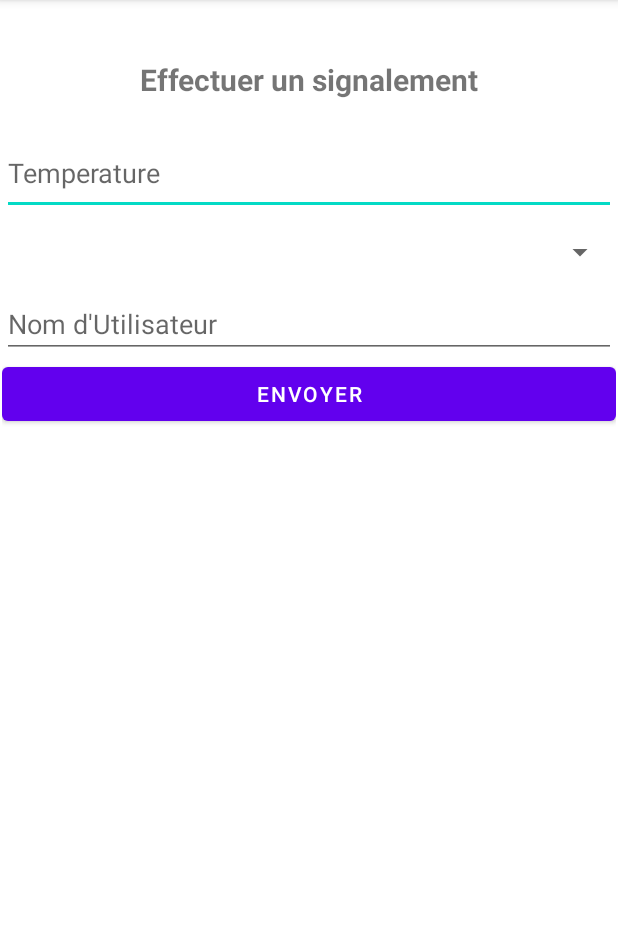
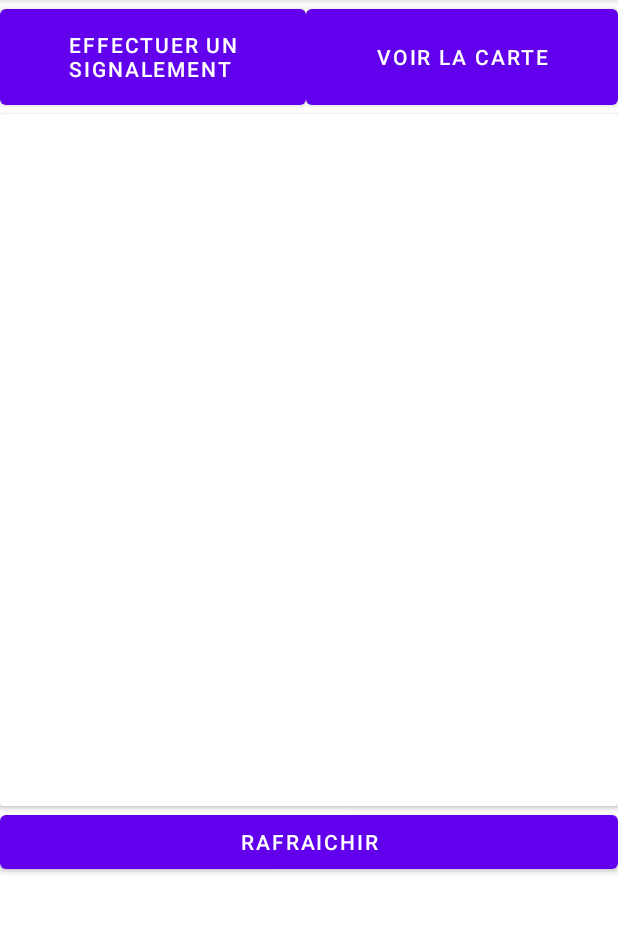
Before and after one commit to DarkUltraPSP/WeatherTogetherMobile, an Android app: the screen it shows after launch (SendReport before the commit, MainActivity after it), on a phone screen of 412 x 824 dp, the part 84-1017 px from its top. Run offline under Robolectric (Android 15) with nearby library versions, the phone set to English and light mode, and no system bars.

Commit message:
Switch activity

```diff
--- a/app/build.gradle
+++ b/app/build.gradle
@@ -36,6 +36,7 @@ dependencies {
     implementation 'com.android.volley:volley:1.2.1'
     implementation 'com.google.android.gms:play-services-maps:18.1.0'
     implementation 'com.google.android.gms:play-services-location:21.0.1'
+    implementation 'androidx.gridlayout:gridlayout:1.0.0'
     testImplementation 'junit:junit:4.13.2'
     androidTestImplementation 'androidx.test.ext:junit:1.1.3'
     androidTestImplementation 'androidx.test.espresso:espresso-core:3.4.0'
--- a/app/src/main/AndroidManifest.xml
+++ b/app/src/main/AndroidManifest.xml
@@ -22,10 +22,10 @@
         android:foregroundServiceType="location"
         tools:targetApi="31">
         <activity
-            android:name=".Activities.MainActivity"
+            android:name=".Activities.SendReport"
             android:exported="false" />
         <activity
-            android:name=".Activities.SendReport"
+            android:name=".Activities.MainActivity"
             android:exported="true"
             android:windowSoftInputMode="adjustPan">
             <intent-filter>
--- a/app/src/main/java/app/hesias/weathertogether/DAO/ReportDAO.java
+++ b/app/src/main/java/app/hesias/weathertogether/DAO/ReportDAO.java
@@ -111,7 +111,6 @@ public class ReportDAO {
         try {
             JSONObject weather = new JSONObject();
             weather.put("id", report.getWeather().getId());
-
             json.put("date", report.getDateReport());
             json.put("latitude", report.getLatitude());
             json.put("longitude", report.getLongitude());
--- a/app/src/main/res/layout/activity_main.xml
+++ b/app/src/main/res/layout/activity_main.xml
@@ -3,13 +3,12 @@
     xmlns:app="http://schemas.android.com/apk/res-auto"
     xmlns:tools="http://schemas.android.com/tools"
     android:layout_width="match_parent"
-    android:layout_height="match_parent"
+    android:layout_height="wrap_content"
     tools:context=".Activities.MainActivity">
 
     <LinearLayout
-        android:id="@+id/city"
-        android:layout_width="409dp"
-        android:layout_height="729dp"
+        android:layout_width="match_parent"
+        android:layout_height="match_parent"
         android:orientation="vertical"
         app:layout_constraintBottom_toBottomOf="parent"
         app:layout_constraintEnd_toEndOf="parent"
@@ -18,22 +17,32 @@
 
         <LinearLayout
             android:layout_width="match_parent"
-            android:layout_height="match_parent"
-            android:orientation="vertical">
-
-            <EditText
-                android:id="@+id/tv_temp"
-                android:layout_width="match_parent"
-                android:layout_height="wrap_content"
-                android:ems="10"
-                android:hint="Temperature"
-                android:inputType="numberDecimal" />
+            android:layout_height="76dp"
+            android:gravity="center_horizontal|center_vertical"
+            android:orientation="horizontal">
 
             <Button
-                android:id="@+id/reportBtn"
-                android:layout_width="match_parent"
-                android:layout_height="wrap_content"
-                android:text="Button" />
+                android:id="@+id/btn_gotoSendReport"
+                android:layout_width="204dp"
+                android:layout_height="match_parent"
+                android:text="Effectuer un signalement " />
+
+            <Button
+                android:id="@+id/btn_goToMap"
+                android:layout_width="wrap_content"
+                android:layout_height="match_parent"
+                android:layout_weight="1"
+                android:text="Voir la carte" />
         </LinearLayout>
+
+        <androidx.cardview.widget.CardView
+            android:layout_width="match_parent"
+            android:layout_height="461dp" />
+
+        <Button
+            android:id="@+id/btn_refresh"
+            android:layout_width="match_parent"
+            android:layout_height="match_parent"
+            android:text="Rafraichir" />
     </LinearLayout>
 </androidx.constraintlayout.widget.ConstraintLayout>
--- a/app/src/main/res/layout/activity_send_report.xml
+++ b/app/src/main/res/layout/activity_send_report.xml
@@ -42,7 +42,7 @@
         <EditText
             android:id="@+id/et_username"
             android:layout_width="match_parent"
-            android:layout_height="wrap_content"
+            android:layout_height="59dp"
             android:ems="10"
             android:hint="Nom d'Utilisateur"
             android:inputType="textPersonName" />
```
Also changed, not shown: app/src/main/java/app/hesias/weathertogether/Activities/MainActivity.java (+32 -5 lines).
